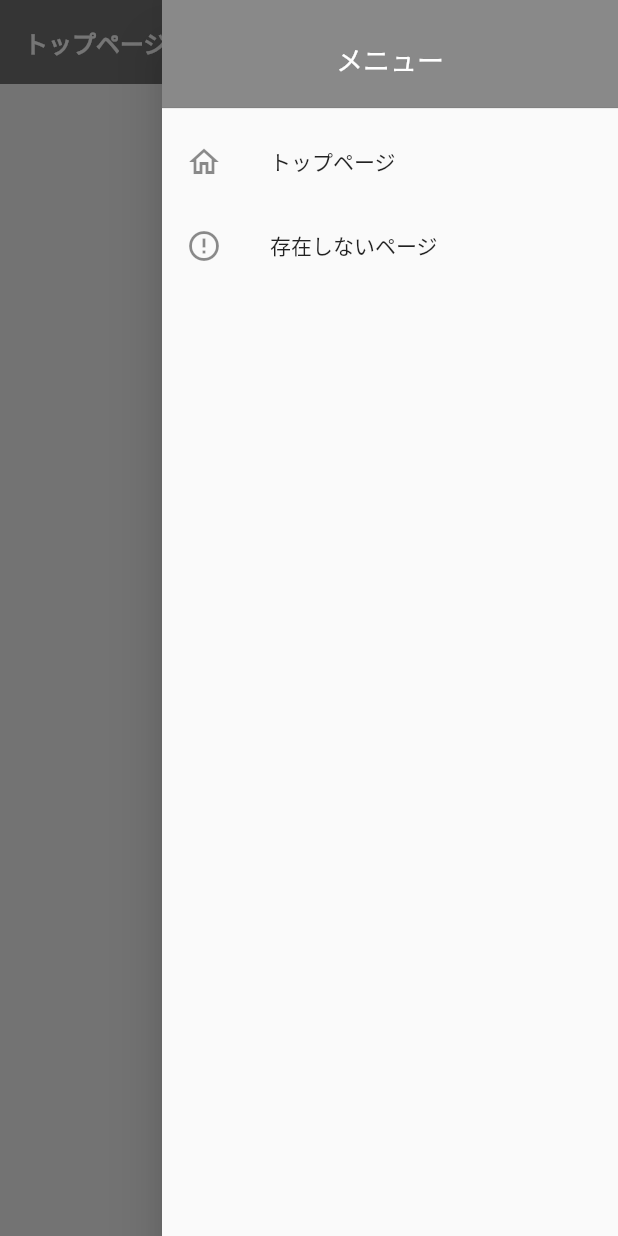
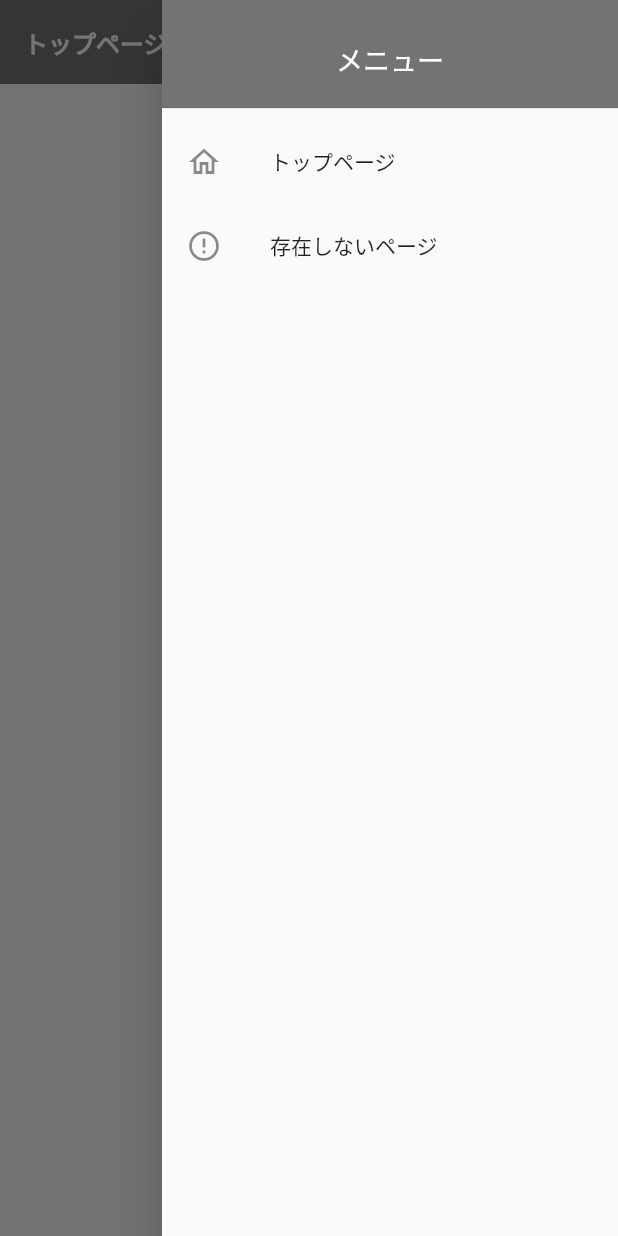
Before and after one commit to ryukalice/ryukalice-flutter, a Flutter app: the screen it shows after launch, with the side drawer open, on a phone screen of 412 x 824 dp. Run offline on Flutter 3.47's test engine with Material 2 defaults, Android fonts, the phone set to English and light mode, and no system bars; our stand-ins replace go_router.

Commit message:
DrawerHeader の色をヘッダーカラーに合わせる

```diff
--- a/lib/screens/layouts/menu.dart
+++ b/lib/screens/layouts/menu.dart
@@ -13,7 +13,7 @@ class Menu extends StatelessWidget {
           SizedBox(
             height: 80,
             child: DrawerHeader(
-              decoration: const BoxDecoration(color: Colors.black45),
+              decoration: const BoxDecoration(color: Colors.black54),
               child: Container(
                 alignment: Alignment.center,
                 child: const Text('メニュー', style: TextStyle(color: Colors.white, fontSize: 18)),
```
